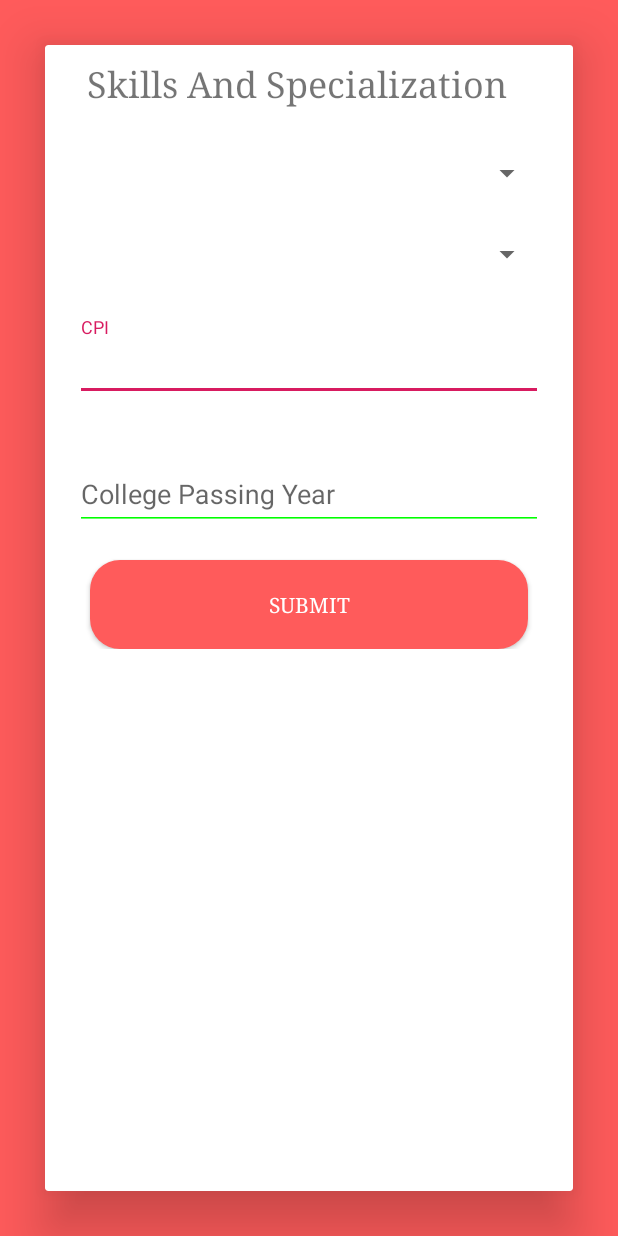
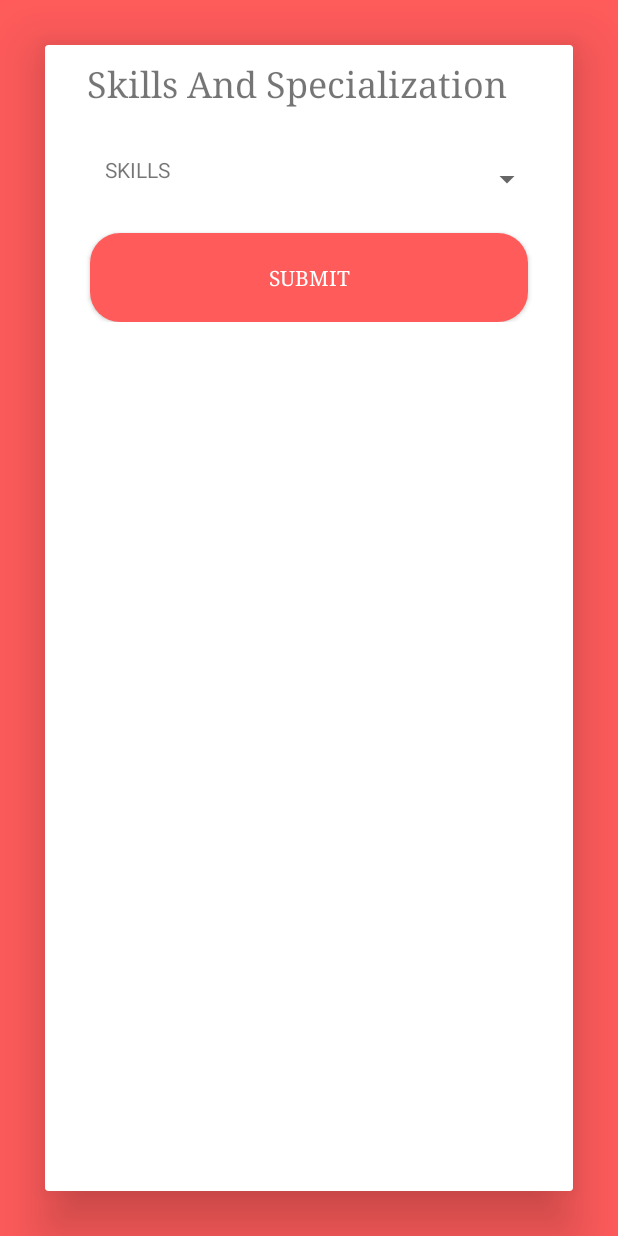
Before and after one commit to SH4LIN/Candidate-evaluation, an Android app: the educational_details screen opened directly, with no data from a screen before it, after a tap on "NEXT", on a phone screen of 412 x 824 dp. Run offline under Robolectric (Android 15) with nearby library versions, the phone set to English and light mode, and no system bars.

Commit message:
Sixth Commit

```diff
--- a/app/build.gradle
+++ b/app/build.gradle
@@ -25,7 +25,7 @@ dependencies {
     implementation 'androidx.appcompat:appcompat:1.1.0'
     implementation 'androidx.constraintlayout:constraintlayout:1.1.3'
     implementation 'androidx.cardview:cardview:1.0.0'
-    implementation 'com.google.firebase:firebase-firestore:17.1.2'
+    implementation 'com.google.firebase:firebase-firestore:21.4.0'
     androidTestImplementation 'androidx.test.espresso:espresso-core:3.2.0'
     androidTestImplementation 'androidx.test.ext:junit:1.1.1'
     // implementation 'com.google.firebase:firebase-ml-vision:24.0.1'
--- a/app/src/main/java/com/example/candidateevaluationsystemandroid/Skills_Specialities.java
+++ b/app/src/main/java/com/example/candidateevaluationsystemandroid/Skills_Specialities.java
@@ -2,13 +2,54 @@ package com.example.candidateevaluationsystemandroid;
 
 import androidx.appcompat.app.AppCompatActivity;
 
+import android.content.Intent;
 import android.os.Bundle;
+import android.widget.Spinner;
+import android.widget.SpinnerAdapter;
+
+import java.util.ArrayList;
 
 public class Skills_Specialities extends AppCompatActivity {
 
+    final String[] select_skills_CE  = {"SKILLS","AI","Machine Learning","Android","Java"};
+    final String[] select_skills_ME  = {"SKILLS","1","2","3","4"};
+    final String[] select_skills_AE  = {"SKILLS","A","B","C","D"};
+    Spinner spinner;
+    ArrayList<spinner_item> list = new ArrayList<>();
+    String text;
     @Override
     protected void onCreate(Bundle savedInstanceState) {
         super.onCreate(savedInstanceState);
         setContentView(R.layout.activity_skills__specialities);
+        spinner =  (Spinner) findViewById(R.id.input_skills);
+        Intent intent = getIntent();
+        text = intent.getStringExtra("str");
+
+        if(text.equals("Computer Engineering")) {
+            for (int i = 0; i < select_skills_CE.length; i++) {
+                spinner_item spinner_item = new spinner_item();
+                spinner_item.setTitle(select_skills_CE[i]);
+                spinner_item.setSelected(false);
+                list.add(spinner_item);
+            }
+        }
+        else if(text.equals("Mechanical Engineering")) {
+            for (int i = 0; i < select_skills_ME.length; i++) {
+                spinner_item spinner_item = new spinner_item();
+                spinner_item.setTitle(select_skills_ME[i]);
+                spinner_item.setSelected(false);
+                list.add(spinner_item);
+            }
+        }
+        else if(text.equals("Automobile Engineering")) {
+            for (int i = 0; i < select_skills_AE.length; i++) {
+                spinner_item spinner_item = new spinner_item();
+                spinner_item.setTitle(select_skills_AE[i]);
+                spinner_item.setSelected(false);
+                list.add(spinner_item);
+            }
+        }
+        SpinnerAdapter spinnerAdapter = new Spinner_Adapter(Skills_Specialities.this,0,list);
+        spinner.setAdapter(spinnerAdapter);
     }
 }
--- /dev/null
+++ b/app/src/main/java/com/example/candidateevaluationsystemandroid/Spinner_Adapter.java
@@ -0,0 +1,89 @@
+package com.example.candidateevaluationsystemandroid;
+
+import android.content.Context;
+import android.view.LayoutInflater;
+import android.view.View;
+import android.view.ViewGroup;
+import android.widget.ArrayAdapter;
+import android.widget.CheckBox;
+import android.widget.CompoundButton;
+import android.widget.TextView;
+
+import androidx.annotation.NonNull;
+
+import java.util.ArrayList;
+import java.util.List;
+
+public class Spinner_Adapter extends ArrayAdapter<spinner_item> {
+
+    private Context context;
+    private ArrayList<spinner_item> list;
+    private Spinner_Adapter myAdapter;
+    private boolean isFromView = false;
+
+
+    public Spinner_Adapter(@NonNull Context context, int resource , List<spinner_item> objects) {
+        super(context, resource, objects);
+        this.context = context;
+        this.list = (ArrayList<spinner_item>) objects;
+        this.myAdapter = this;
+    }
+
+    @Override
+    public View getDropDownView(int position, View convertView,
+                                ViewGroup parent) {
+        return getCustomView(position, convertView, parent);
+    }
+    @Override
+    public View getView(int position, View convertView, ViewGroup parent) {
+        return getCustomView(position, convertView, parent);
+    }
+
+    public View getCustomView(final int position, View convertView,
+                              ViewGroup parent)
+    {
+        final ViewHolder holder;
+        if (convertView == null) {
+            LayoutInflater layoutInflator = LayoutInflater.from(context);
+            convertView = layoutInflator.inflate(R.layout.spinner_item, null);
+            holder = new ViewHolder();
+            holder.mTextView = (TextView) convertView
+                    .findViewById(R.id.text);
+            holder.mCheckBox = (CheckBox) convertView
+                    .findViewById(R.id.checkbox);
+            convertView.setTag(holder);
+        } else {
+            holder = (ViewHolder) convertView.getTag();
+        }
+
+        holder.mTextView.setText(list.get(position).getTitle());
+
+        // To check weather checked event fire from getview() or user input
+        isFromView = true;
+        holder.mCheckBox.setChecked(list.get(position).isSelected());
+        isFromView = false;
+
+        if ((position == 0)) {
+            holder.mCheckBox.setVisibility(View.INVISIBLE);
+        } else {
+            holder.mCheckBox.setVisibility(View.VISIBLE);
+        }
+        holder.mCheckBox.setTag(position);
+        holder.mCheckBox.setOnCheckedChangeListener(new CompoundButton.OnCheckedChangeListener() {
+            @Override
+            public void onCheckedChanged(CompoundButton buttonView, boolean isChecked) {
+                int getPosition = (Integer) buttonView.getTag();
+
+                if (!isFromView) {
+                    list.get(position).setSelected(isChecked);
+                }
+            }
+        });
+        return convertView;
+    }
+
+    private class ViewHolder {
+        private TextView mTextView;
+        private CheckBox mCheckBox;
+    }
+}
--- a/app/src/main/java/com/example/candidateevaluationsystemandroid/activity_intro.java
+++ b/app/src/main/java/com/example/candidateevaluationsystemandroid/activity_intro.java
@@ -17,6 +17,7 @@ import android.view.animation.AnimationUtils;
 import android.widget.Button;
 import android.widget.TableLayout;
 import android.widget.TextView;
+import android.widget.Toast;
 
 import com.google.android.material.tabs.TabLayout;
 
@@ -93,6 +94,7 @@ public class activity_intro extends AppCompatActivity {
             @Override
             public void onTabSelected(TabLayout.Tab tab) {
                 if(tab.getPosition() == mList.size()-1){
+
                     loaddLastScreen();
                 }
             }
--- a/app/src/main/java/com/example/candidateevaluationsystemandroid/educational_details.java
+++ b/app/src/main/java/com/example/candidateevaluationsystemandroid/educational_details.java
@@ -5,16 +5,24 @@ import androidx.appcompat.app.AppCompatActivity;
 import android.content.Intent;
 import android.os.Bundle;
 import android.view.View;
+import android.view.animation.Animation;
+import android.view.animation.AnimationUtils;
+import android.widget.AdapterView;
 import android.widget.ArrayAdapter;
 import android.widget.Button;
+import android.widget.RelativeLayout;
 import android.widget.Spinner;
+
+import com.google.android.material.textfield.TextInputLayout;
 
 import java.util.ArrayList;
 import java.util.List;
 
 public class educational_details extends AppCompatActivity {
-    Spinner institute,course;
+    Spinner institute,course,newSpiner;
     Button next2;
+    TextInputLayout instituteInputLayout, collegeInputLayout, offieldInputLayout;
+    String courseString;
     @Override
     protected void onCreate(Bundle savedInstanceState) {
         super.onCreate(savedInstanceState);
@@ -23,18 +31,103 @@ public class educational_details extends AppCompatActivity {
         next2.setOnClickListener(new View.OnClickListener() {
             @Override
             public void onClick(View v) {
-                startActivity(new Intent(getApplicationContext(),Skills_Specialities.class));
+                Intent intent = new Intent(getApplicationContext(),Skills_Specialities.class);
+                intent.putExtra("str",courseString);
+                startActivity(intent);
+            }
+        });
+        course.setOnItemSelectedListener(new AdapterView.OnItemSelectedListener() {
+            @Override
+            public void onItemSelected(AdapterView<?> parent, View view, int position, long id) {
+                courseString = parent.getItemAtPosition(position).toString();
+            }
+
+            @Override
+            public void onNothingSelected(AdapterView<?> parent) {
+
             }
         });
         List<String> institutes = new ArrayList<String>();
         institutes.add("Gujarat Technological University");
+        institutes.add("Gujarat University");
+        institutes.add("Dim University");
         ArrayAdapter arrayAdapter = new ArrayAdapter<>(this,R.layout.support_simple_spinner_dropdown_item,institutes);
         arrayAdapter.setDropDownViewResource(android.R.layout.simple_spinner_dropdown_item);
         institute.setAdapter(arrayAdapter);
+
+        //MADE BY R∆VI
+
+        //For spinner visibility [VISIBLE or GONE]
+        institute.setOnItemSelectedListener(new AdapterView.OnItemSelectedListener() {
+            @Override
+            public void onItemSelected(AdapterView<?> parent, View view, int position, long l) {
+                // String selectedItemText = (String) parent.getItemAtPosition(position);
+
+                if (position == 2){
+                    newSpiner.setVisibility(View.VISIBLE);
+                    toSlide(view);
+                }
+                else {
+                    newSpiner.setVisibility(View.GONE);
+
+                    //ITS JUST LAYOUT_BELOW PROGRAMMATICALLY
+                    RelativeLayout.LayoutParams lp3 = (RelativeLayout.LayoutParams) offieldInputLayout.getLayoutParams();
+                    lp3.addRule(RelativeLayout.BELOW, instituteInputLayout.getId());
+                    offieldInputLayout.setLayoutParams(lp3);
+                }
+            }
+
+            @Override
+            public void onNothingSelected(AdapterView<?> adapterView) {
+
+            }
+        });
+
+
+        List<String> offield = new ArrayList<String>();
+        offield.add("Computer Engineering");
+        offield.add("Mechanical Engineering");
+        offield.add("Automobile Engineering");
+        ArrayAdapter offieldAdapter = new ArrayAdapter<>(this,R.layout.support_simple_spinner_dropdown_item,offield);
+        offieldAdapter.setDropDownViewResource(android.R.layout.simple_spinner_dropdown_item);
+        course.setAdapter(offieldAdapter);
+
+
+        List<String> college = new ArrayList<String>();
+        college.add("Nirma");
+        college.add("Indus");
+        college.add("LD");
+        ArrayAdapter collegeAdapter = new ArrayAdapter<>(this,R.layout.support_simple_spinner_dropdown_item,college);
+        collegeAdapter.setDropDownViewResource(android.R.layout.simple_spinner_dropdown_item);
+        newSpiner.setAdapter(collegeAdapter);
     }
+
+    //FUNCTION FOR SLIDE ANIMATION ON SPINNER
+    public void toSlide(View view){
+
+        //ITS JUST LAYOUT_BELOW PROGRAMMATICALLY
+        RelativeLayout.LayoutParams lp = (RelativeLayout.LayoutParams) collegeInputLayout.getLayoutParams();
+        lp.addRule(RelativeLayout.BELOW, instituteInputLayout.getId());
+        collegeInputLayout.setLayoutParams(lp);
+
+        RelativeLayout.LayoutParams lp2 = (RelativeLayout.LayoutParams) offieldInputLayout.getLayoutParams();
+        lp2.addRule(RelativeLayout.BELOW, collegeInputLayout.getId());
+        offieldInputLayout.setLayoutParams(lp2);
+
+        //FOR ANIMATION
+        Animation animation = AnimationUtils.loadAnimation(this,R.anim.spinner_slide_animation);
+        newSpiner.startAnimation(animation);
+    }
+
     public void findViewsById(){
         institute = (Spinner) findViewById(R.id.input_institute);
         course = (Spinner) findViewById(R.id.input_studyoffield);
         next2 = (Button) findViewById(R.id.next2);
+
+        //MADE BY R∆VI
+        newSpiner = (Spinner) findViewById(R.id.newSpinner);
+        instituteInputLayout = (TextInputLayout) findViewById(R.id.input_layout_institute);
+        collegeInputLayout = (TextInputLayout) findViewById(R.id.layout_newSpinner);
+        offieldInputLayout = (TextInputLayout) findViewById(R.id.input_layout_studyoffield);
     }
 }
--- /dev/null
+++ b/app/src/main/java/com/example/candidateevaluationsystemandroid/spinner_item.java
@@ -0,0 +1,22 @@
+package com.example.candidateevaluationsystemandroid;
+
+public class spinner_item {
+    private String title;
+    private boolean selected;
+
+    public String getTitle() {
+        return title;
+    }
+
+    public void setTitle(String title) {
+        this.title = title;
+    }
+
+    public boolean isSelected() {
+        return selected;
+    }
+
+    public void setSelected(boolean selected) {
+        this.selected = selected;
+    }
+}
--- a/app/src/main/res/layout/activity_educational_details.xml
+++ b/app/src/main/res/layout/activity_educational_details.xml
@@ -97,6 +97,24 @@
                     <com.google.android.material.textfield.TextInputLayout
                         android:layout_width="match_parent"
                         android:layout_height="wrap_content"
+                        android:id="@+id/layout_newSpinner"
+                        android:layout_marginTop="30dp"
+                        android:layout_marginStart="20dp"
+                        android:layout_marginEnd="20dp"
+                        >
+
+                        <Spinner
+                            android:id="@+id/newSpinner"
+                            android:layout_width="match_parent"
+                            android:layout_height="wrap_content"
+                            android:layout_weight="1"
+                            android:visibility="gone"/>
+
+                    </com.google.android.material.textfield.TextInputLayout>
+
+                    <com.google.android.material.textfield.TextInputLayout
+                        android:layout_width="match_parent"
+                        android:layout_height="wrap_content"
                         android:layout_below="@id/input_layout_cpi"
                         android:id="@+id/input_layout_startyear"
 
--- a/app/src/main/res/layout/activity_intro.xml
+++ b/app/src/main/res/layout/activity_intro.xml
@@ -50,6 +50,7 @@
     </com.google.android.material.tabs.TabLayout>
 
     <Button
+
         android:visibility="invisible"
         android:id="@+id/btn_get_started"
         android:layout_width="132dp"
@@ -59,12 +60,12 @@
         android:layout_marginEnd="8dp"
         android:layout_marginRight="8dp"
         android:layout_marginBottom="64dp"
-        android:background="@drawable/btn_gradient_style"
+        android:background="@color/gradient_start_color"
         android:text="Get Started"
         android:textColor="#fff"
         app:layout_constraintBottom_toBottomOf="parent"
         app:layout_constraintEnd_toEndOf="parent"
-        app:layout_constraintStart_toStartOf="parent" />
+        app:layout_constraintStart_toStartOf="parent"/>
 
     <TextView
         android:textSize="16sp"
--- a/app/src/main/res/layout/activity_skills__specialities.xml
+++ b/app/src/main/res/layout/activity_skills__specialities.xml
@@ -12,8 +12,7 @@
         android:layout_width="match_parent"
         android:layout_height="match_parent"
         android:layout_margin="30dp"
-        app:cardElevation="22sp"
-        >
+        app:cardElevation="22sp">
 
         <ScrollView
             android:layout_width="match_parent"
@@ -46,75 +45,16 @@
                         android:layout_width="match_parent"
                         android:layout_height="wrap_content"
                         android:layout_below="@id/title2"
-                        android:id="@+id/input_layout_institute"
+                        android:id="@+id/input_layout_skills"
                         android:layout_marginTop="30dp"
                         android:layout_marginStart="20dp"
-                        android:layout_marginEnd="20dp"
-                        >
+                        android:layout_marginEnd="20dp">
 
                         <Spinner
-                            android:id="@+id/input_institute"
+                            android:id="@+id/input_skills"
                             android:layout_width="match_parent"
                             android:layout_height="wrap_content"
                             android:layout_weight="1" />
-
-                    </com.google.android.material.textfield.TextInputLayout>
-
-                    <com.google.android.material.textfield.TextInputLayout
-                        android:layout_width="match_parent"
-                        android:layout_height="wrap_content"
-                        android:layout_below="@id/input_layout_institute"
-                        android:id="@+id/input_layout_studyoffield"
-                        android:layout_marginTop="30dp"
-                        android:layout_marginStart="20dp"
-                        android:layout_marginEnd="20dp"
-                        >
-
-                        <Spinner
-                            android:id="@+id/input_studyoffield"
-                            android:layout_width="match_parent"
-                            android:layout_height="wrap_content"
-                            android:layout_weight="1" />
-
-
-                    </com.google.android.material.textfield.TextInputLayout>
-                    <com.google.android.material.textfield.TextInputLayout
-                        android:layout_width="match_parent"
-                        android:layout_height="wrap_content"
-                        android:layout_below="@id/input_layout_studyoffield"
-                        android:id="@+id/input_layout_cpi"
-                        android:layout_marginTop="30dp"
-                        android:layout_marginStart="20dp"
-                        android:layout_marginEnd="20dp"
-                        >
-
-                        <EditText
-                            android:layout_width="match_parent"
-                            android:layout_height="match_parent"
-                            android:hint="CPI"
-                            android:inputType="textEmailAddress"
-                            android:backgroundTint="#0f0" />
-
-
-                    </com.google.android.material.textfield.TextInputLayout>
-
-                    <com.google.android.material.textfield.TextInputLayout
-                        android:layout_width="match_parent"
-                        android:layout_height="wrap_content"
-                        android:layout_below="@id/input_layout_cpi"
-                        android:id="@+id/input_layout_passedyear"
-                        android:layout_marginTop="30dp"
-                        android:layout_marginStart="20dp"
-                        android:layout_marginEnd="20dp"
-                        >
-
-                        <EditText
-                            android:layout_width="match_parent"
-                            android:layout_height="match_parent"
-                            android:hint="College Passing Year"
-                            android:inputType="date"
-                            android:backgroundTint="#0f0" />
-
 
                     </com.google.android.material.textfield.TextInputLayout>
 
@@ -122,7 +62,7 @@
                         android:layout_width="match_parent"
                         android:layout_height="wrap_content"
                         android:text="Submit"
-                        android:layout_below="@id/input_layout_passedyear"
+                        android:layout_below="@id/input_layout_skills"
                         android:background="@drawable/button"
                         android:textColor="#fff"
                         android:fontFamily="serif"
--- /dev/null
+++ b/app/src/main/res/layout/spinner_item.xml
@@ -0,0 +1,20 @@
+<?xml version="1.0" encoding="utf-8"?>
+<RelativeLayout xmlns:android="http://schemas.android.com/apk/res/android"
+    android:layout_width="wrap_content"
+    android:layout_height="wrap_content">
+
+    <TextView
+        android:id="@+id/text"
+        android:layout_width="match_parent"
+        android:layout_height="wrap_content"
+        android:layout_marginLeft="20dp"
+        android:text="text"
+        android:textAlignment="gravity" />
+
+    <CheckBox
+        android:id="@+id/checkbox"
+        android:layout_width="wrap_content"
+        android:layout_height="wrap_content"
+        android:layout_alignParentEnd="true"
+        android:layout_alignParentRight="true" />
+</RelativeLayout>
```
Also changed, not shown: app/src/main/res/anim/spinner_slide_animation.xml (added, +18 -0 lines).
